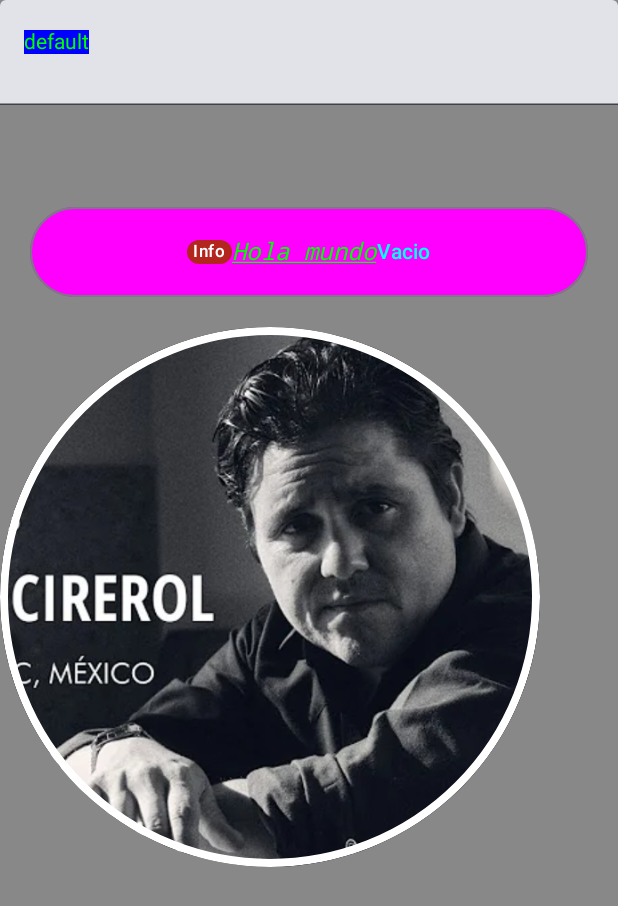
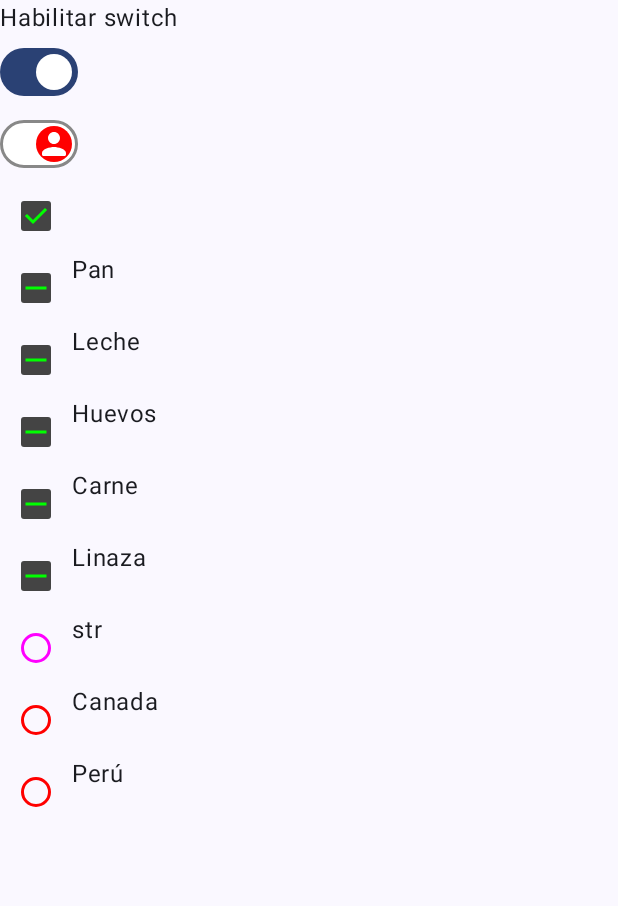
Before and after one commit to devomDev/android-intensivo, an Android app built with Jetpack Compose: the screen it shows after launch (MainActivity), on a phone screen of 412 x 824 dp. Shown: the top 906 px of the screen. Run offline under Robolectric (Android 15) with nearby library versions, the phone set to English and light mode, and no system bars; our stand-ins replace constraintlayout-compose; pictures from the network do not load.

Commit message:
Clase con botnes, checkbox, Radios y variantes

```diff
--- a/app/src/main/java/com/example/catalgoscompose/ui/Button.kt
+++ b/app/src/main/java/com/example/catalgoscompose/ui/Button.kt
@@ -4,6 +4,7 @@ import android.util.Log
 import androidx.compose.foundation.Image
 import androidx.compose.foundation.background
 import androidx.compose.foundation.layout.Column
+import androidx.compose.foundation.layout.Row
 import androidx.compose.foundation.layout.fillMaxWidth
 import androidx.compose.foundation.layout.height
 import androidx.compose.foundation.layout.padding
@@ -13,23 +14,34 @@ import androidx.compose.material3.Badge
 import androidx.compose.material3.Button
 import androidx.compose.material3.ButtonColors
 import androidx.compose.material3.ButtonDefaults
+import androidx.compose.material3.Checkbox
+import androidx.compose.material3.CheckboxDefaults
+import androidx.compose.material3.Label
 import androidx.compose.material3.LocalTextStyle
 import androidx.compose.material3.OutlinedButton
 import androidx.compose.material3.OutlinedTextField
+import androidx.compose.material3.RadioButton
+import androidx.compose.material3.RadioButtonDefaults
+import androidx.compose.material3.Switch
+import androidx.compose.material3.SwitchDefaults
 import androidx.compose.material3.Text
 import androidx.compose.material3.TextButton
 import androidx.compose.material3.TextField
 import androidx.compose.material3.TooltipBox
+import androidx.compose.material3.TriStateCheckbox
 import androidx.compose.runtime.Composable
 import androidx.compose.runtime.currentCompositionLocalContext
 import androidx.compose.runtime.getValue
+import androidx.compose.runtime.mutableIntStateOf
 import androidx.compose.runtime.setValue
 import androidx.compose.runtime.mutableStateOf
 import androidx.compose.runtime.remember
+import androidx.compose.runtime.saveable.rememberSaveable
 import androidx.compose.ui.Alignment
 import androidx.compose.ui.Modifier
 import androidx.compose.ui.graphics.Color
 import androidx.compose.ui.res.painterResource
+import androidx.compose.ui.state.ToggleableState
 import androidx.compose.ui.text.TextStyle
 import androidx.compose.ui.text.font.FontFamily
 import androidx.compose.ui.text.font.FontStyle
@@ -41,14 +53,13 @@ import androidx.compose.ui.unit.sp
 import androidx.compose.ui.window.PopupPositionProvider
 import com.example.catalgoscompose.R
 
-@Preview
 @Composable
 fun MyButtonExample() {
 
     var text: String = ""
     var stateText by remember { mutableStateOf("Vacio") }
     var stateEnable by remember { mutableStateOf(true) }
-    var stateCounter by remember { mutableStateOf(0) }
+    var stateCounter by remember { mutableIntStateOf(0) }
 
     Column(
         modifier = Modifier
@@ -75,7 +86,6 @@ fun MyButtonExample() {
                 if (stateCounter == 5) {
                     stateEnable = false
                 }
-                execFunc()
             },
             modifier = Modifier
 
@@ -84,12 +94,12 @@ fun MyButtonExample() {
                 .fillMaxWidth()
                 .align(Alignment.CenterHorizontally),
             enabled = stateEnable,
-            colors = ButtonColors(
+            colors = ButtonDefaults.buttonColors(containerColor = Color.Blue)/*ButtonColors(
                 containerColor = Color.Magenta,
                 contentColor = Color.Cyan,
                 disabledContainerColor = Color.Gray,
                 disabledContentColor = Color.White
-            )
+            )*/
         ) {
             Column {
                 Badge {
@@ -112,8 +122,6 @@ fun MyButtonExample() {
             )
             Text(text = stateText)
         }
-
-        MyImagePainter()
     }
 }
 
@@ -137,6 +145,132 @@ fun MyTextField() {
 
 }
 
-fun execFunc() {
-    Log.d("Botón", "Hola mundo")
+@Preview
+@Composable
+fun MySwitch() {
+    var state by rememberSaveable {
+        mutableStateOf(true)
+    }
+    var enable by rememberSaveable {
+        mutableStateOf(true)
+    }
+
+    var belowState by rememberSaveable {
+        mutableStateOf(true)
+    }
+
+    Column {
+        Text(text = "Habilitar switch")
+        Switch(checked = belowState, onCheckedChange = {
+            run {
+                belowState = !belowState
+                enable = !enable
+            }
+
+        })
+
+        Switch(enabled = enable,
+            checked = state,
+            onCheckedChange = { state = !state },
+            colors = SwitchDefaults.colors(
+                checkedThumbColor = Color.Red,
+                checkedTrackColor = Color.White,
+                checkedBorderColor = Color.Gray,
+
+                uncheckedThumbColor = Color.DarkGray,
+                uncheckedTrackColor = Color.Gray,
+                uncheckedBorderColor = Color.Transparent,
+
+                disabledCheckedThumbColor = Color(0xFFB000FC),
+                disabledCheckedTrackColor = Color(0x3CDC3CFC),
+                disabledCheckedBorderColor = Color.Transparent,
+
+                disabledUncheckedThumbColor = Color(0xFFFFDC00),
+                disabledUncheckedTrackColor = Color(0x17FFFF00),
+                disabledUncheckedBorderColor = Color(0x4BFFFF00)
+
+            ),
+            thumbContent = {
+                MyIcon()
+            })
+        Checkbox(
+            enabled = enable,
+            checked = state,
+            onCheckedChange = { state = !state },
+            colors = CheckboxDefaults.colors(
+                checkedColor = Color.DarkGray,
+                checkmarkColor = Color.Green,
+
+                uncheckedColor = Color.Black,
+
+                disabledCheckedColor = Color.Gray,
+                disabledUncheckedColor = Color.Black,
+                disabledIndeterminateColor = Color.Green,
+            )
+
+        )
+
+        MyTriState(text = "Pan", enable = enable)
+        MyTriState(text = "Leche", enable = enable)
+        MyTriState(text = "Huevos", enable = enable)
+        MyTriState(text = "Carne", enable = enable)
+        MyTriState(text = "Linaza", enable = enable)
+
+        MyRadio(enable = false, text ="str")
+
+        MyRadio(text = "Canada", enable)
+        MyRadio(text = "Perú", enable)
+    }
+
 }
+
+@Composable
+fun MyTriState(text: String, enable: Boolean) {
+    var triState by rememberSaveable {
+        mutableStateOf(ToggleableState.Indeterminate)
+    }
+    Row {
+        TriStateCheckbox(
+            enabled = enable,
+            state = triState,
+            onClick = {
+                triState = when (triState) {
+                    ToggleableState.Off -> ToggleableState.Indeterminate
+                    ToggleableState.On -> ToggleableState.Off
+                    ToggleableState.Indeterminate -> ToggleableState.On
+                }
+            },
+            colors = CheckboxDefaults.colors(
+                checkedColor = Color.DarkGray,
+                checkmarkColor = Color.Green,
+
+                uncheckedColor = Color.White,
+
+                disabledCheckedColor = Color.Gray,
+                disabledUncheckedColor = Color.Black,
+                disabledIndeterminateColor = Color.Green,
+            )
+
+        )
+        Text(text = text)
+    }
+}
+
+@Composable
+fun MyRadio(text: String = "Vacio", enable: Boolean = true) {
+    var state by rememberSaveable {
+        mutableStateOf(false)
+    }
+    Row {
+        RadioButton(
+            enabled = enable,
+            selected = state, onClick = { state = !state }, colors = RadioButtonDefaults.colors(
+                selectedColor = Color.Blue,
+                unselectedColor = Color.Red,
+                disabledSelectedColor = Color.Cyan,
+                disabledUnselectedColor = Color.Magenta
+            )
+        )
+        Text(text = text)
+    }
+}
--- a/app/src/main/java/com/example/catalgoscompose/ui/MainActivity.kt
+++ b/app/src/main/java/com/example/catalgoscompose/ui/MainActivity.kt
@@ -47,7 +47,7 @@ class MainActivity : ComponentActivity() {
                     getAllCharactersRemote(api, onSuccess = {
                         dataList = it
                     })*/
-                    MyButtonExample()
+                    MySwitch()
 
 
                 }
--- a/app/src/main/java/com/example/catalgoscompose/ui/theme/Color.kt
+++ b/app/src/main/java/com/example/catalgoscompose/ui/theme/Color.kt
@@ -2,10 +2,10 @@ package com.example.catalgoscompose.ui.theme
 
 import androidx.compose.ui.graphics.Color
 
-val Purple80 = Color(0xFFD0BCFF)
-val PurpleGrey80 = Color(0xFFCCC2DC)
-val Pink80 = Color(0xFFEFB8C8)
+val Purple80 = Color(0xFF236905)
+val PurpleGrey80 = Color(0xFF123012)
+val Pink80 = Color(0x31194DE0)
 
-val Purple40 = Color(0xFF6650a4)
-val PurpleGrey40 = Color(0xFF625b71)
-val Pink40 = Color(0xFF7D5260)
+val Purple40 = Color(0xFFC40E32)
+val PurpleGrey40 = Color(0xFF4E020D)
+val Pink40 = Color(0xE8703D4E)
```
